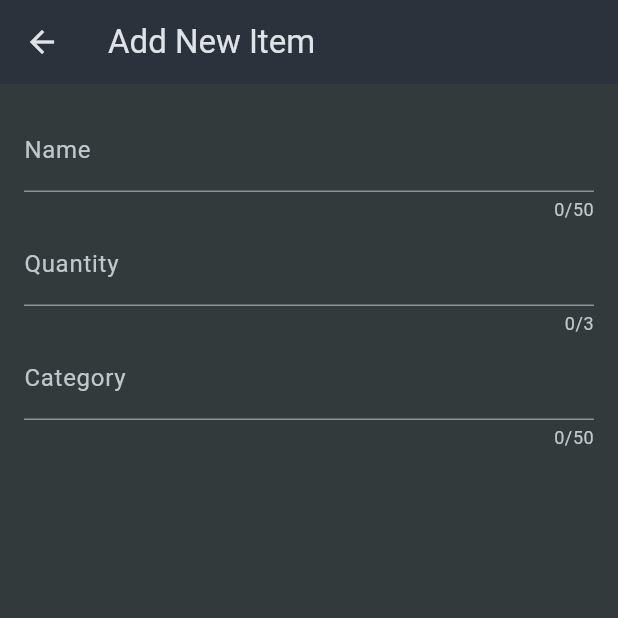
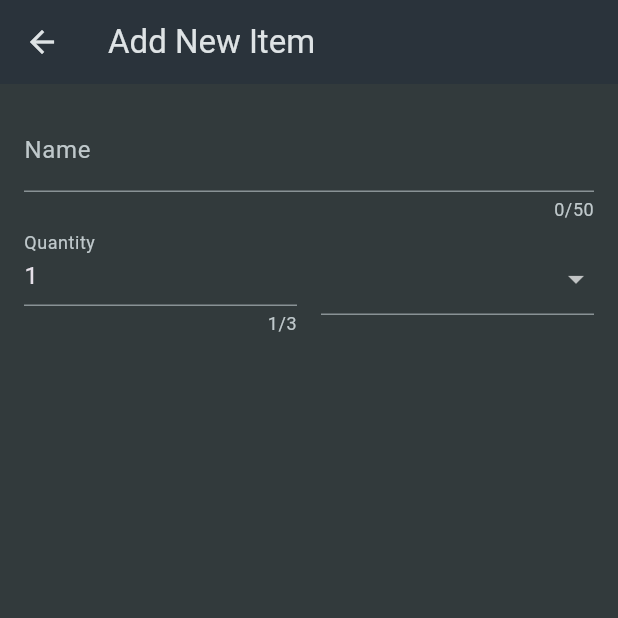
Before and after one commit to YogeshRR/Shopping_List, a Flutter app: the NewItem screen opened directly, on a phone screen of 412 x 824 dp, the top half of it. Run offline on Flutter 3.47's test engine with Material 3 defaults, Android fonts, the phone set to English and light mode, and no system bars.

Commit message:
FormsDropdown button widget, fix issue of size overflow

```diff
--- a/lib/widget/new_item.dart
+++ b/lib/widget/new_item.dart
@@ -1,4 +1,6 @@
 import 'package:flutter/material.dart';
+
+import 'package:shopping_list/data/categories.dart';
 
 class NewItem extends StatefulWidget {
   const NewItem({super.key});
@@ -30,21 +32,45 @@ class _NewItemState extends State<NewItem> {
                   return null;
                 },
               ),
-                TextFormField(
+              Row(
+                children: [
+                  Expanded(
+                    child: TextFormField(
                       maxLength: 3,
                       decoration: const InputDecoration(labelText: 'Quantity'),
-                  validator: (value) => null,
-                ),
-                TextFormField(
-                  maxLength: 50,
-                  decoration: const InputDecoration(labelText: 'Category'),
+                      keyboardType: TextInputType.number,
+                      initialValue: '1',
                       validator: (value) {
                         return null;
                       },
                     ),
+                  ),
+                  const SizedBox(width: 16),
+                  Expanded(
+                    child: DropdownButtonFormField(items: [
+                      for (final cateogry in categories.entries)
+                        DropdownMenuItem(
+                          value: cateogry.value,
+                          child: Row(
+                            children: [
+                              Container(
+                                width: 16,
+                                height: 16,
+                                color: cateogry.value.color,
+                              ),
+                              const SizedBox(width: 8),
+                              Text(cateogry.value.title),
                             ],
                           ),
                         ),
-        ));
+                    ], onChanged: (value) {}),
+                  )
+                ],
+              )
+            ],
+          ),
+        ),
+      ),
+    );
   }
 }
```
Lines whose indentation alone changed are shown as unchanged.
